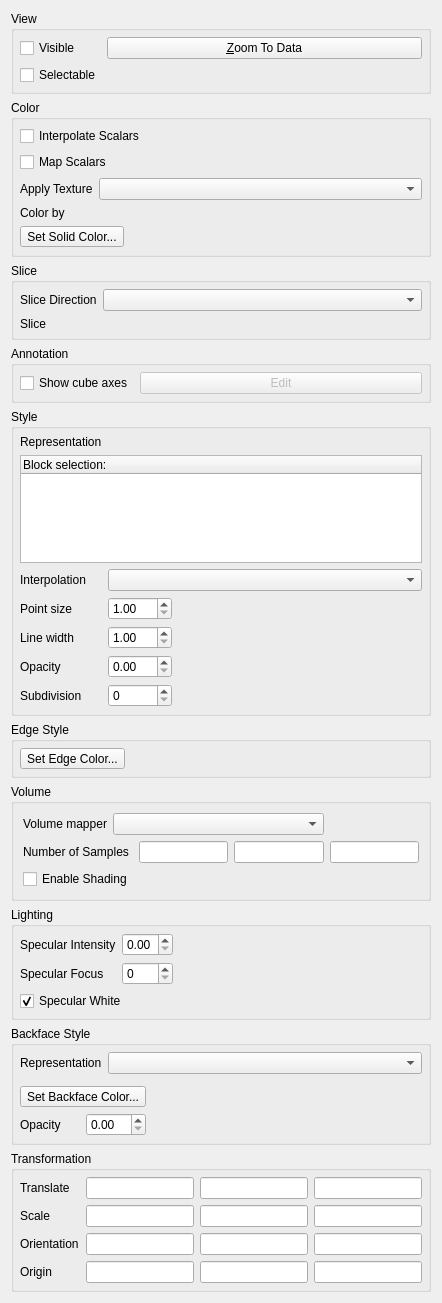
The window that Qt/Components/Resources/UI/pqDisplayProxyEditor.ui (Kitware/ParaView) describes before a commit, drawn with Qt 5.
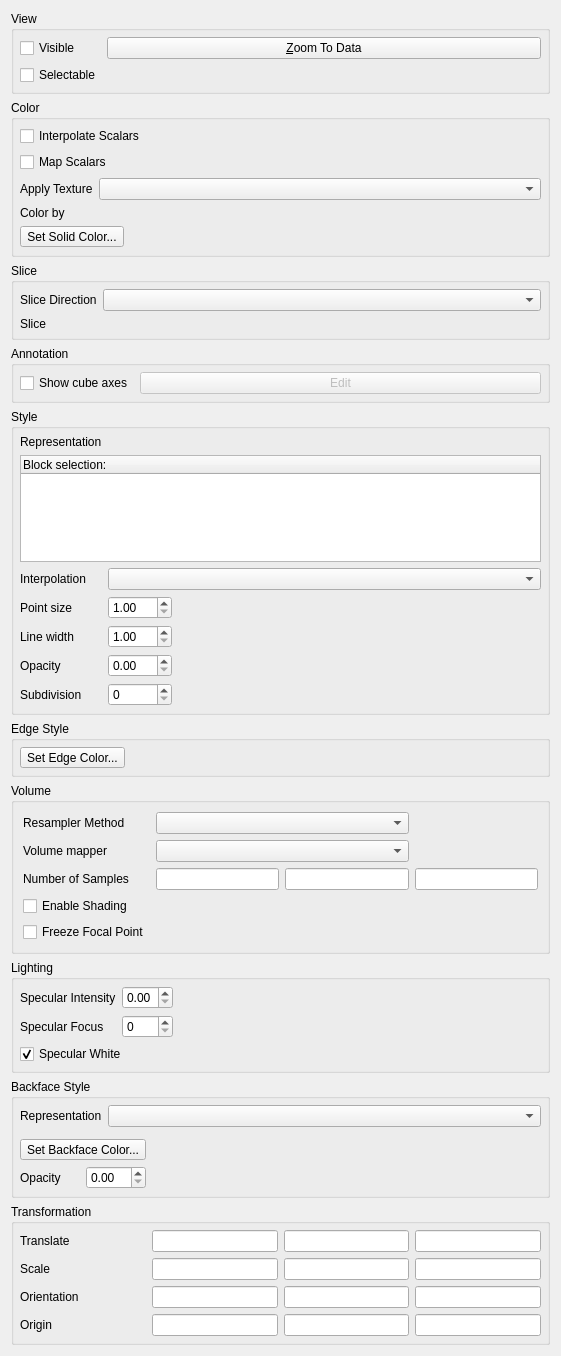
The same window after the commit. Custom widgets are drawn as their Qt base class.

Diff of the .ui file:
```diff
--- a/Qt/Components/Resources/UI/pqDisplayProxyEditor.ui
+++ b/Qt/Components/Resources/UI/pqDisplayProxyEditor.ui
@@ -6,8 +6,8 @@
    <rect>
     <x>0</x>
     <y>0</y>
-    <width>442</width>
-    <height>1303</height>
+    <width>561</width>
+    <height>1356</height>
    </rect>
   </property>
   <property name="windowTitle">
@@ -625,49 +625,46 @@
      </property>
      <layout class="QGridLayout" name="gridLayout">
       <item row="0" column="0">
+       <widget class="QLabel" name="label_18">
+        <property name="text">
+         <string>Resampler Method</string>
+        </property>
+       </widget>
+      </item>
+      <item row="0" column="1" colspan="2">
+       <widget class="QComboBox" name="SelectResamplerMethod"/>
+      </item>
+      <item row="1" column="0">
        <widget class="QLabel" name="label_19">
         <property name="text">
          <string>Volume mapper</string>
         </property>
        </widget>
       </item>
-      <item row="0" column="1" colspan="3">
+      <item row="1" column="1" colspan="2">
        <widget class="QComboBox" name="SelectMapper">
         <property name="toolTip">
          <string>&lt;html&gt;&lt;head&gt;&lt;meta name=&quot;qrichtext&quot; content=&quot;1&quot; /&gt;&lt;/head&gt;&lt;body style=&quot; white-space: pre-wrap; font-family:Sans Serif; font-size:9pt; font-weight:400; font-style:normal; text-decoration:none;&quot;&gt;&lt;p style=&quot; margin-top:0px; margin-bottom:0px; margin-left:0px; margin-right:0px; -qt-block-indent:0; text-indent:0px;&quot;&gt;Choose the mapper to use for volume rendering.&lt;/p&gt;&lt;/body&gt;&lt;/html&gt;</string>
         </property>
        </widget>
       </item>
-      <item row="0" column="4">
-       <spacer name="horizontalSpacer_2">
-        <property name="orientation">
-         <enum>Qt::Horizontal</enum>
-        </property>
-        <property name="sizeHint" stdset="0">
-         <size>
-          <width>40</width>
-          <height>20</height>
-         </size>
-        </property>
-       </spacer>
-      </item>
-      <item row="1" column="0" colspan="2">
+      <item row="2" column="0">
        <widget class="QLabel" name="label_13">
         <property name="text">
          <string>Number of Samples</string>
         </property>
        </widget>
       </item>
-      <item row="1" column="2">
+      <item row="2" column="1">
        <widget class="QLineEdit" name="ISamples"/>
       </item>
-      <item row="1" column="3">
+      <item row="2" column="2">
        <widget class="QLineEdit" name="JSamples"/>
       </item>
-      <item row="1" column="4">
+      <item row="2" column="3">
        <widget class="QLineEdit" name="KSamples"/>
       </item>
-      <item row="2" column="0" colspan="2">
+      <item row="3" column="0">
        <widget class="QCheckBox" name="Shading">
         <property name="toolTip">
          <string>When checked, shading is enabled.</string>
@@ -683,6 +680,13 @@
         </property>
        </widget>
       </item>
+      <item row="4" column="0">
+       <widget class="QCheckBox" name="FreezeFocalPoint">
+        <property name="text">
+         <string>Freeze Focal Point</string>
+        </property>
+       </widget>
+      </item>
      </layout>
     </widget>
    </item>
```
